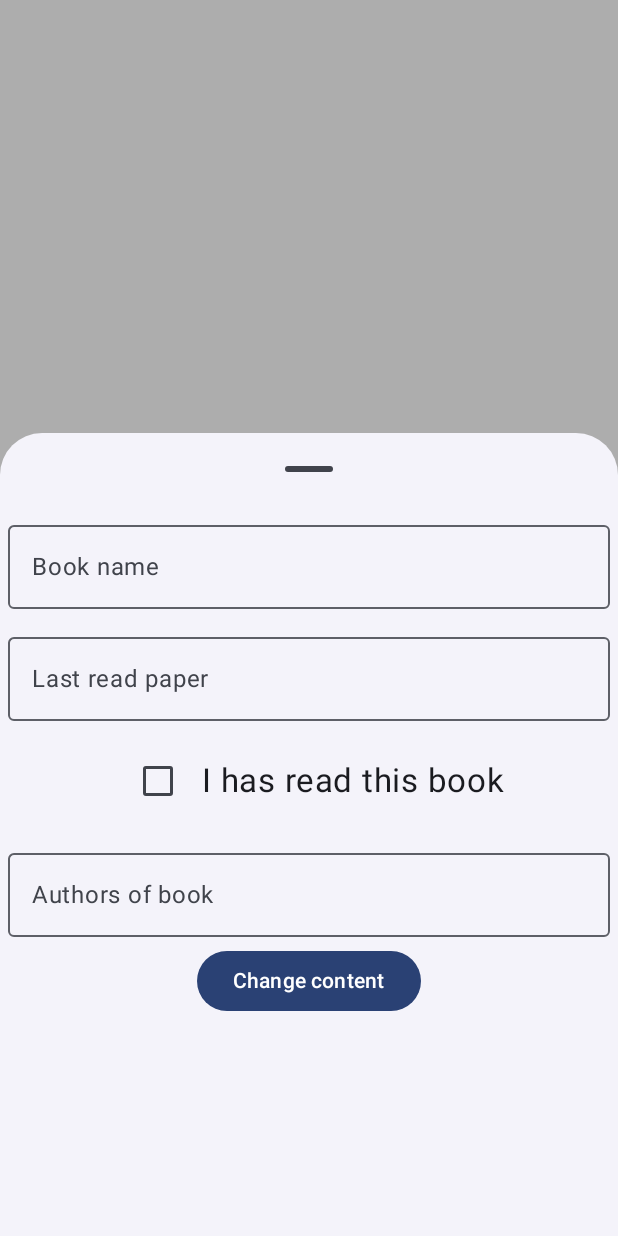
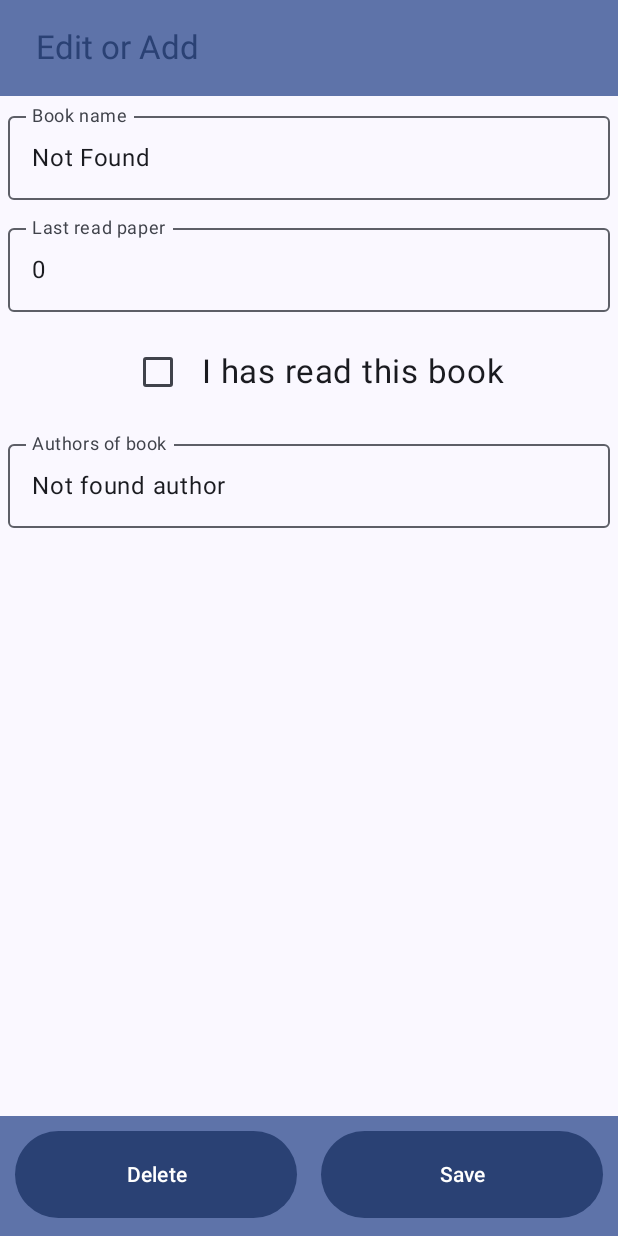
Before and after one commit to Kiuh/University-Kotlin-Android, an Android app built with Jetpack Compose: the @Preview function UpsertScreenPreview, on a phone screen of 412 x 824 dp. Run offline under Robolectric (Android 15) with nearby library versions, the phone set to English and light mode, and no system bars.

Commit message:
Finalizing 3 lab

```diff
--- a/Boolib/app/src/main/java/by/bsuir/khimich/boolib/models/HomeViewModel.kt
+++ b/Boolib/app/src/main/java/by/bsuir/khimich/boolib/models/HomeViewModel.kt
@@ -15,7 +15,6 @@ sealed interface HomeState {
 class HomeViewModel : ViewModel() {
     private val booksRepository: BooksRepository = BooksRepositoryImpl
 
-    val selected = MutableStateFlow<UUID?>(null)
     val state: StateFlow<HomeState> = booksRepository.getAllBooks()
         .map(HomeState::DisplayingBooks).stateIn(
             scope = viewModelScope,
@@ -23,6 +22,5 @@ class HomeViewModel : ViewModel() {
             initialValue = HomeState.Loading
         )
 
-    fun onBookClick(id: UUID?) = selected.update { id }
     suspend fun onBookRemove(id: UUID?) = booksRepository.delete(id)
 }
--- a/Boolib/app/src/main/java/by/bsuir/khimich/boolib/screens/upsert/View.kt
+++ b/Boolib/app/src/main/java/by/bsuir/khimich/boolib/screens/upsert/View.kt
@@ -1,46 +1,142 @@
 package by.bsuir.khimich.boolib.screens.upsert
 
 import androidx.compose.foundation.layout.*
+import androidx.compose.foundation.rememberScrollState
+import androidx.compose.foundation.verticalScroll
 import androidx.compose.material3.*
 import androidx.compose.runtime.*
 import androidx.compose.ui.Alignment
 import androidx.compose.ui.Modifier
+import androidx.compose.ui.text.style.TextAlign
+import androidx.compose.ui.text.style.TextOverflow
 import androidx.compose.ui.tooling.preview.Preview
 import androidx.compose.ui.unit.dp
 import androidx.compose.ui.unit.sp
+import by.bsuir.khimich.boolib.models.Book
 import by.bsuir.khimich.boolib.models.UpsertState
+import by.bsuir.khimich.boolib.screens.LoadingScreen
 import by.bsuir.khimich.boolib.ui.theme.BoolibTheme
-import kotlinx.coroutines.flow.StateFlow
-import kotlinx.coroutines.launch
+import java.util.*
+
+@Composable
+fun UpsertScreen(
+    onSave: ((Book?) -> Unit)? = null,
+    onDelete: ((UUID?) -> Unit)? = null,
+    upsertState: UpsertState? = null,
+) {
+    when (upsertState) {
+        is UpsertState.Loading -> {
+            LoadingScreen()
+        }
+
+        is UpsertState.DisplayingBook -> {
+
+            val book = upsertState.book ?: Book.getNotFoundBook()
+            UpsertScreenContent(onSave = onSave, onDelete = onDelete, startBook = book)
+        }
+
+        else -> {}
+    }
+}
 
 @OptIn(ExperimentalMaterial3Api::class)
 @Composable
-fun UpsertScreen(
-    onCallback: ((Boolean) -> Unit)? = null,
-    upsertState: StateFlow<UpsertState>? = null,
+fun UpsertScreenContent(
+    onSave: ((Book) -> Unit)? = null,
+    onDelete: ((UUID?) -> Unit)? = null,
+    startBook: Book? = null,
 ) {
-    val sheetState = rememberModalBottomSheetState()
-    val scope = rememberCoroutineScope()
+    var bookName by remember { mutableStateOf(startBook?.name ?: "ERROR") }
+    var numberText by remember { mutableStateOf(startBook?.lastPaper.toString()) }
+    var authorsText by remember { mutableStateOf(startBook?.authors?.joinToString("\n") ?: "ERROR") }
+    val checked = remember { mutableStateOf(startBook?.isRead ?: false) }
 
-    ModalBottomSheet(
-        onDismissRequest = { onCallback?.invoke(false) },
-        sheetState = sheetState,
-        modifier = Modifier.fillMaxHeight(0.7f)
+    Scaffold(
+        containerColor = MaterialTheme.colorScheme.background,
+        topBar = {
+            CenterAlignedTopAppBar(
+                colors =
+                TopAppBarDefaults.topAppBarColors(
+                    containerColor = MaterialTheme.colorScheme.primaryContainer,
+                    titleContentColor = MaterialTheme.colorScheme.primary,
+                ),
+                title = {
+                    Text(
+                        "Edit or Add",
+                        maxLines = 1,
+                        overflow = TextOverflow.Ellipsis,
+                        textAlign = TextAlign.Left,
+                        modifier = Modifier
+                            .fillMaxWidth()
+                            .padding(8.dp)
+                    )
+                }
+            )
+        },
+        bottomBar = {
+            BottomAppBar(
+                containerColor = MaterialTheme.colorScheme.primaryContainer,
+                contentColor = MaterialTheme.colorScheme.primary,
             ) {
-
-        var text by remember { mutableStateOf("") }
-        var numberText by remember { mutableStateOf("") }
-        var authorsText by remember { mutableStateOf("") }
-        val checked = remember { mutableStateOf(false) }
-
-        val buttonText by remember { mutableStateOf("Change content") } // "Add new Book"
-
+                Row(modifier = Modifier.fillMaxSize(), horizontalArrangement = Arrangement.SpaceBetween) {
+                    Button(
+                        modifier = Modifier
+                            .width(200.dp)
+                            .height(70.dp)
+                            .padding(6.dp),
+                        onClick = { onDelete?.invoke(startBook?.id) }
+                    ) {
+                        Text(
+                            modifier = Modifier
+                                .fillMaxWidth()
+                                .padding(2.dp),
+                            textAlign = TextAlign.Center,
+                            text = "Delete",
+                        )
+                    }
+                    Button(
+                        modifier = Modifier
+                            .width(200.dp)
+                            .height(70.dp)
+                            .padding(6.dp),
+                        onClick = {
+                            onSave?.invoke(
+                                Book(
+                                    name = bookName,
+                                    isRead = checked.value,
+                                    lastPaper = numberText.toInt(),
+                                    authors = listOf(authorsText),
+                                    id = startBook?.id ?: UUID.randomUUID()
+                                )
+                            )
+                        }
+                    ) {
+                        Text(
+                            modifier = Modifier
+                                .fillMaxWidth()
+                                .padding(2.dp),
+                            textAlign = TextAlign.Center,
+                            text = "Save",
+                        )
+                    }
+                }
+            }
+        }
+    ) { paddingValues ->
+        Box(
+            modifier =
+            Modifier
+                .padding(paddingValues)
+                .fillMaxWidth()
+                .verticalScroll(rememberScrollState())
+                .fillMaxHeight(),
+        ) {
             Column {
                 OutlinedTextField(
-                value = text,
+                    value = bookName,
                     onValueChange = { value ->
                         if (value.length <= 25) {
-                        text = value
+                            bookName = value
                         }
                     },
                     label = { Text("Book name") },
@@ -84,19 +180,6 @@ fun UpsertScreen(
                         .fillMaxWidth()
                         .padding(5.dp),
                 )
-            Button(
-                modifier = Modifier.align(Alignment.CenterHorizontally),
-                onClick = {
-                    scope
-                        .launch { sheetState.hide() }
-                        .invokeOnCompletion {
-                            if (!sheetState.isVisible) {
-                                onCallback?.invoke(false)
-                            }
-                        }
-                }
-            ) {
-                Text(text = buttonText)
             }
         }
     }
@@ -106,6 +189,6 @@ fun UpsertScreen(
 @Composable
 fun UpsertScreenPreview() {
     BoolibTheme {
-        UpsertScreen()
+        UpsertScreen(upsertState = UpsertState.DisplayingBook(null))
     }
 }
```
Also changed, not shown: Boolib/app/src/main/java/by/bsuir/khimich/boolib/datasources/InMemoryBooksDataSource.kt (+6 -2 lines), Boolib/app/src/main/java/by/bsuir/khimich/boolib/models/UpsertViewModel.kt (+22 -7 lines), Boolib/app/src/main/java/by/bsuir/khimich/boolib/screens/Loading.kt (added, +30 -0 lines), Boolib/app/src/main/java/by/bsuir/khimich/boolib/screens/home/Logic.kt (+1 -9 lines), Boolib/app/src/main/java/by/bsuir/khimich/boolib/screens/home/View.kt (+2 -28 lines), Boolib/app/src/main/java/by/bsuir/khimich/boolib/screens/upsert/Logic.kt (+18 -4 lines). Lines whose indentation alone changed are shown as unchanged.
